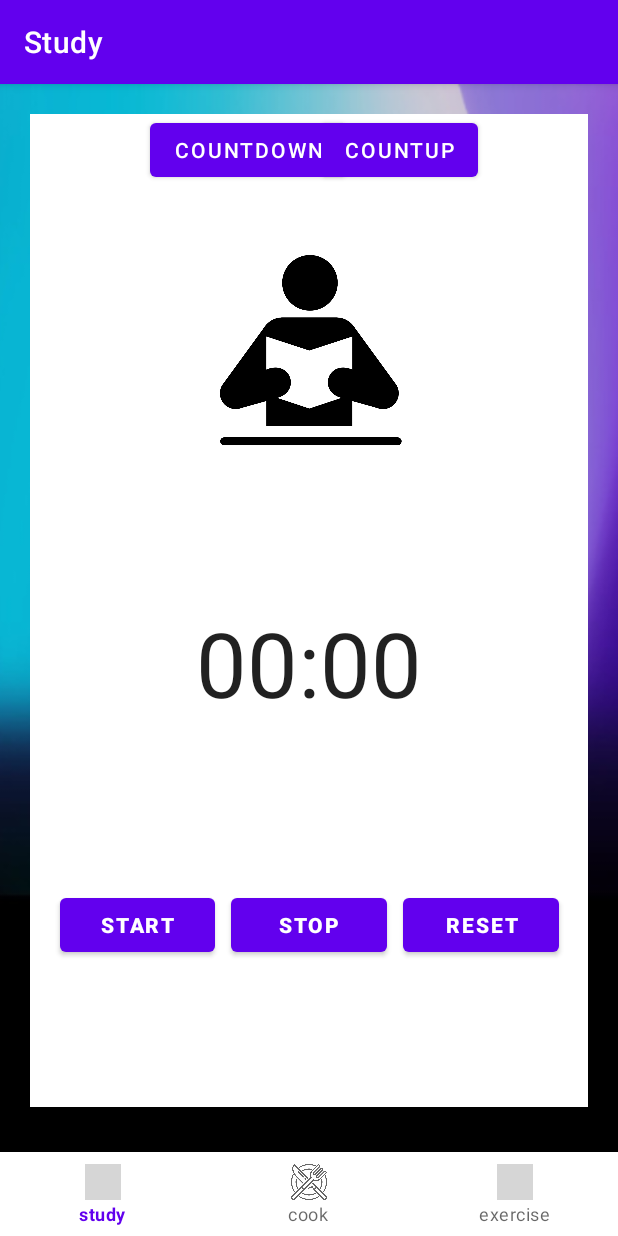
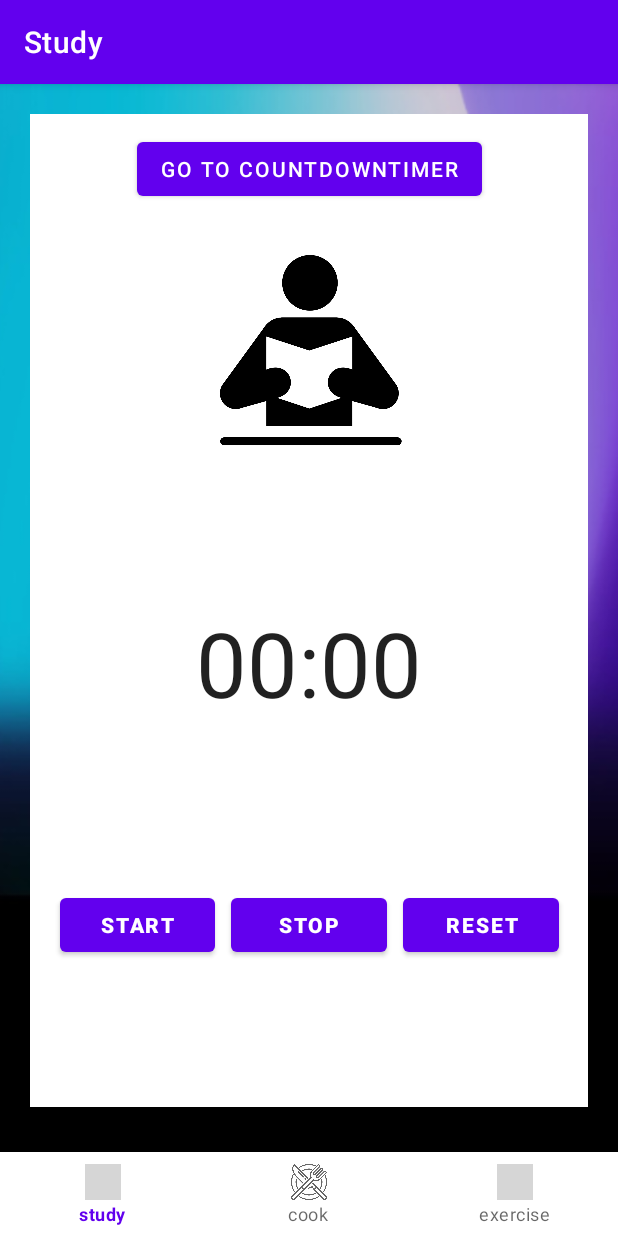
Before and after one commit to choikt/-Object-Oriented-PJ, an Android app: the screen it shows after launch (MainActivity), on a phone screen of 412 x 824 dp. Run offline under Robolectric (Android 15) with nearby library versions, the phone set to English and light mode, and no system bars; our stand-ins replace navigation-ui; grey boxes are pictures that could not be loaded.

Commit message:
feat: study 타이머 countUp, countDown navigate 적용

```diff
--- a/app/src/main/java/com/example/object_oriented_pj_10/ExerciseFragment.kt
+++ b/app/src/main/java/com/example/object_oriented_pj_10/ExerciseFragment.kt
@@ -1,19 +1,16 @@
 package com.example.object_oriented_pj_10
 
 import android.os.Bundle
-import android.os.Parcelable
 import android.view.LayoutInflater
 import android.view.View
 import android.view.ViewGroup
 import android.widget.Button
 import android.widget.NumberPicker
 import androidx.appcompat.app.AlertDialog
-import androidx.core.os.bundleOf
 import androidx.fragment.app.Fragment
 import androidx.navigation.fragment.findNavController
 import androidx.recyclerview.widget.LinearLayoutManager
 import com.example.object_oriented_pj_10.databinding.FragmentExerciseBinding
-import com.example.object_oriented_pj_10.databinding.FragmentExerciseTimerBinding
 
 
 class ExerciseFragment : Fragment() {
--- a/app/src/main/java/com/example/object_oriented_pj_10/ExerciseTimer.kt
+++ b/app/src/main/java/com/example/object_oriented_pj_10/ExerciseTimer.kt
@@ -7,7 +7,6 @@ import android.view.View
 import android.view.ViewGroup
 import android.widget.TextView
 import androidx.fragment.app.Fragment
-import androidx.fragment.app.setFragmentResultListener
 import com.example.object_oriented_pj_10.databinding.FragmentExerciseTimerBinding
 
 
--- a/app/src/main/java/com/example/object_oriented_pj_10/Study/CountDownFragment.kt
+++ /dev/null
@@ -1,4 +0,0 @@
-package com.example.object_oriented_pj_10.Study
-
-class CountDownFragment {
-}
--- a/app/src/main/java/com/example/object_oriented_pj_10/Study/StudyFragment.kt
+++ b/app/src/main/java/com/example/object_oriented_pj_10/StudyFragment.kt
@@ -1,4 +1,4 @@
-package com.example.object_oriented_pj_10.Study
+package com.example.object_oriented_pj_10
 
 import android.os.Bundle
 import android.os.SystemClock
@@ -6,11 +6,12 @@ import androidx.fragment.app.Fragment
 import android.view.LayoutInflater
 import android.view.View
 import android.view.ViewGroup
+import androidx.navigation.fragment.findNavController
 import com.example.object_oriented_pj_10.databinding.FragmentStudyBinding
 
 class StudyFragment : Fragment() {
 
-    var binding: FragmentStudyBinding?=null
+    var binding:FragmentStudyBinding?=null
 
     //멈춘 시각 저장
     var pauseTime = 0L
@@ -46,6 +47,13 @@ class StudyFragment : Fragment() {
         binding?.resetBtn?.setOnClickListener {
             resetButton()
         }
+        val f = Fragment()
+        val bundle = Bundle()
+        binding?.countdownBtn?.setOnClickListener {
+            bundle.putInt("key",0)
+            f.arguments = bundle
+            findNavController().navigate(R.id.action_studyFragment_to_studyFragment2, bundle)
+        }
     }
 
     private fun resetButton() {
--- a/app/src/main/res/layout/fragment_study.xml
+++ b/app/src/main/res/layout/fragment_study.xml
@@ -5,7 +5,7 @@
     android:id="@+id/frameLayout"
     android:layout_width="match_parent"
     android:layout_height="match_parent"
-    tools:context=".Study.StudyFragment">
+    tools:context=".StudyFragment">
 
     <!-- TODO: Update blank fragment layout -->
 
@@ -75,24 +75,16 @@
         app:layout_constraintTop_toBottomOf="@+id/study_person" />
 
     <Button
-        android:id="@+id/btn_countdown"
+        android:id="@+id/countdownBtn"
         android:layout_width="wrap_content"
         android:layout_height="wrap_content"
-        android:layout_marginStart="80dp"
-        android:text="CountDown"
+        android:layout_marginStart="16dp"
+        android:layout_marginEnd="16dp"
+        android:text="Go to CountDownTimer"
+        app:layout_constraintBottom_toTopOf="@+id/study_person"
+        app:layout_constraintEnd_toEndOf="parent"
         app:layout_constraintStart_toStartOf="parent"
-        tools:layout_editor_absoluteY="16dp" />
-
-    <Button
-        android:id="@+id/btn_countup"
-        android:layout_width="wrap_content"
-        android:layout_height="wrap_content"
-        android:layout_marginEnd="80dp"
-        android:text="CountUp"
-        app:layout_constraintEnd_toEndOf="parent"
-        app:layout_constraintHorizontal_bias="0.73"
-        app:layout_constraintStart_toEndOf="@+id/btn_countdown"
-        tools:layout_editor_absoluteY="16dp" />
+        app:layout_constraintTop_toTopOf="parent" />
 
 
 </androidx.constraintlayout.widget.ConstraintLayout>
--- a/app/src/main/res/navigation/nav_main.xml
+++ b/app/src/main/res/navigation/nav_main.xml
@@ -7,9 +7,13 @@
 
     <fragment
         android:id="@+id/studyFragment"
-        android:name="com.example.object_oriented_pj_10.Study.StudyFragment"
+        android:name="com.example.object_oriented_pj_10.StudyFragment"
         android:label="Study"
-        tools:layout="@layout/fragment_study" />
+        tools:layout="@layout/fragment_study" >
+        <action
+            android:id="@+id/action_studyFragment_to_studyFragment2"
+            app:destination="@id/studyFragment2" />
+    </fragment>
     <fragment
         android:id="@+id/cookFragment"
         android:name="com.example.object_oriented_pj_10.CookFragment"
@@ -33,4 +37,13 @@
             android:id="@+id/action_exerciseTimer_to_exerciseFragment"
             app:destination="@id/exerciseFragment" />
     </fragment>
+    <fragment
+        android:id="@+id/studyFragment2"
+        android:name="com.example.object_oriented_pj_10.StudyFragment2"
+        android:label="fragment_study2"
+        tools:layout="@layout/fragment_study2" >
+        <action
+            android:id="@+id/action_studyFragment2_to_studyFragment"
+            app:destination="@id/studyFragment" />
+    </fragment>
 </navigation>
```
Also changed, not shown: app/src/main/java/com/example/object_oriented_pj_10/StudyFragment2.kt (added, +110 -0 lines), app/src/main/res/layout/fragment_study2.xml (added, +169 -0 lines).
